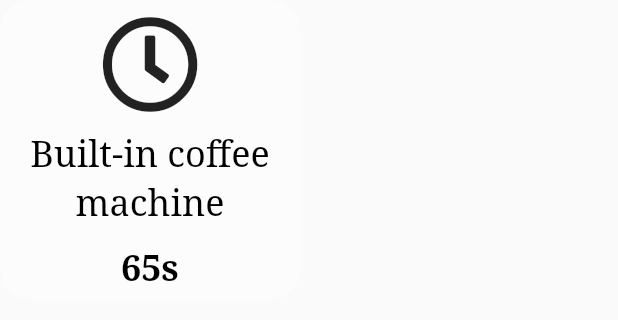
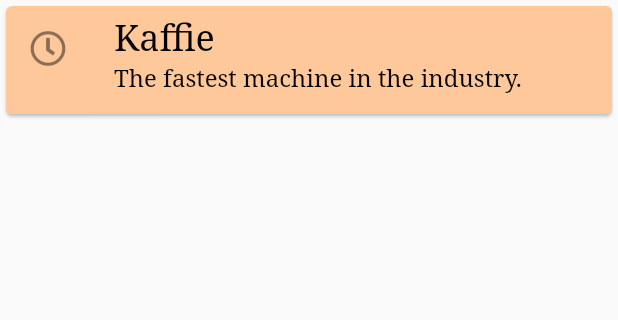
Before and after one commit to TimLampen/kaffie_website, a Flutter app: the TimeCard widget shown alone on an empty page, opened directly, on a phone screen of 412 x 824 dp. Shown: the top 320 px of the screen. Run offline on Flutter 3.47's test engine with Material 2 defaults, Android fonts, the light colour scheme and no system bars; our stand-ins replace flutter_icons; missing offline and left inert: firebase; accounts and stored records are empty; Roboto replaces fonts that are missing (Noto Serif).

Commit message:
added speed section

```diff
--- a/lib/pages/homepage/section2/time_comparison.dart
+++ b/lib/pages/homepage/section2/time_comparison.dart
@@ -1,7 +1,6 @@
 import 'package:flutter/cupertino.dart';
 import 'package:flutter/material.dart';
 import 'package:flutter_icons/flutter_icons.dart';
-import 'package:kaffie_website/theme/size_config.dart';
 
 class TimeComparison extends StatelessWidget {
 
@@ -9,55 +8,31 @@ class TimeComparison extends StatelessWidget {
   @override
   Widget build(BuildContext context) {
     return Container(
-      width: SizeConfig.scaleW*60,
+      margin: EdgeInsets.only(top: 50),
       child: Column(
         children: [
-          Container(
-            width: 550,
-            margin: EdgeInsets.only(bottom: 100),
-            child: Text(
-              "On average, Kaffie can brew your coffee faster than any other coffee-competitor on the market, due to it's fast-wakeup mechanism when paired with your Apple Watch.",
-              style: Theme.of(context).textTheme.headline2.copyWith(color: Colors.white),
-            ),
+          TimeCard(
+            title: "Kaffie",
+            subtitle: "The fastest machine in the industry.",
+            seconds: 10,
+            isKaffie: true,
           ),
-          Container(
-            child: Row(
-              mainAxisAlignment: MainAxisAlignment.center,
-              children: [
-                TimeCard(
-                  title: "Built-in coffee machine",
-                  seconds: 65,
-                  isKaffie: false,
-                ),
-                SizedBox(width: 50),
-                TimeCard(
-                  title: "Drip-type coffee machine",
-                  seconds: 75,
-                  isKaffie: false,
-                ),
-              ],
-            ),
+          TimeCard(
+            title: "Drip-type coffee machine",
+            subtitle: "10x slower.",
+            seconds: 100,
           ),
-          SizedBox(height: 50,),
-          Container(
-            child: Row(
-              mainAxisAlignment: MainAxisAlignment.center,
-              children: [
-                TimeCard(
-                  title: "Competitor pod machine",
-                  seconds: 65,
-                  isKaffie: false,
-                ),
-                SizedBox(width: 50),
-                TimeCard(
-                  title: "Kaffie's brewing machine. ",
-                  seconds: 15,
-                  isKaffie: true,
-                ),
-              ],
-            ),
+          TimeCard(
+            title: "Built-in coffee machine",
+            subtitle: "7x slower.",
+            seconds: 70,
           ),
-        ],
+          TimeCard(
+            title: "Leading pod-type machine",
+            subtitle: "4x slower.",
+            seconds: 40,
+          ),
+        ]
       ),
     );
   }
@@ -66,51 +41,22 @@ class TimeComparison extends StatelessWidget {
 
 class TimeCard extends StatelessWidget {
 
-  final String title;
+  final String title, subtitle;
   final int seconds;
   final bool isKaffie;
-  TimeCard({Key key, this.title, this.seconds, this.isKaffie}) : super(key: key);
+  TimeCard({Key key, this.title, this.subtitle, this.seconds, this.isKaffie = false}) : super(key: key);
 
 
   @override
   Widget build(BuildContext context) {
     return Container(
-      decoration: BoxDecoration(
-        color: this.isKaffie ? Colors.white : Colors.white30,
-        borderRadius: BorderRadius.all(Radius.circular(20)),
-        boxShadow: this.isKaffie ? [
-          BoxShadow(
-            color: Colors.white30,
-            blurRadius: 2.0,
-            spreadRadius: 0.0,
-            offset: Offset(2.0, 2.0), // shadow direction: bottom right
-          )
-        ] : null,
-      ),
-      width: 200,
-      height: 200,
-      child: Container(
-        padding: EdgeInsets.all(10),
-        child: Column(
-          children: [
-            Icon(FontAwesome5.clock, size: 65),
-            Container(
-              margin: EdgeInsets.only(top: 10),
-              child: Text(
-                this.title,
-                style: Theme.of(context).textTheme.headline2,
-                textAlign: TextAlign.center,
-              ),
-            ),
-            Container(
-              margin: EdgeInsets.only(top: 10),
-              child: Text(
-                "${this.seconds}s",
-                style: Theme.of(context).textTheme.headline2.copyWith(fontWeight: FontWeight.bold),
-                textAlign: TextAlign.center,
-              ),
-            ),
-          ],
+      width: 500,
+      child: Card(
+        color: this.isKaffie ?  Theme.of(context).accentColor : Theme.of(context).highlightColor,
+        child: ListTile(
+          leading: Icon(FontAwesome5.clock),
+          title: Text(this.title, style: this.isKaffie ? Theme.of(context).textTheme.headline2 : Theme.of(context).textTheme.headline2.copyWith(color: Colors.black54)),
+          subtitle: Text(this.isKaffie ?  this.subtitle : "${this.subtitle} (${this.seconds}s prime + brew time)", style: this.isKaffie ? Theme.of(context).textTheme.headline3 : Theme.of(context).textTheme.headline3.copyWith(color: Colors.black54)),
         ),
       ),
     );
```
Also changed, not shown: lib/pages/homepage/section2/s2_content.dart (+18 -15 lines), 3 other files.
